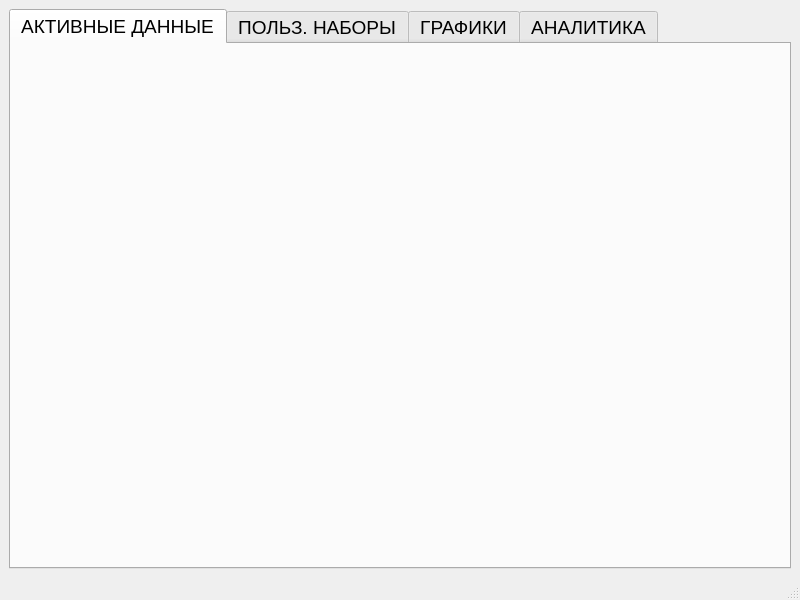
First picture: the form in interface.ui, repository victokryl2/ARCHIVES_VIEWER, before the edit.
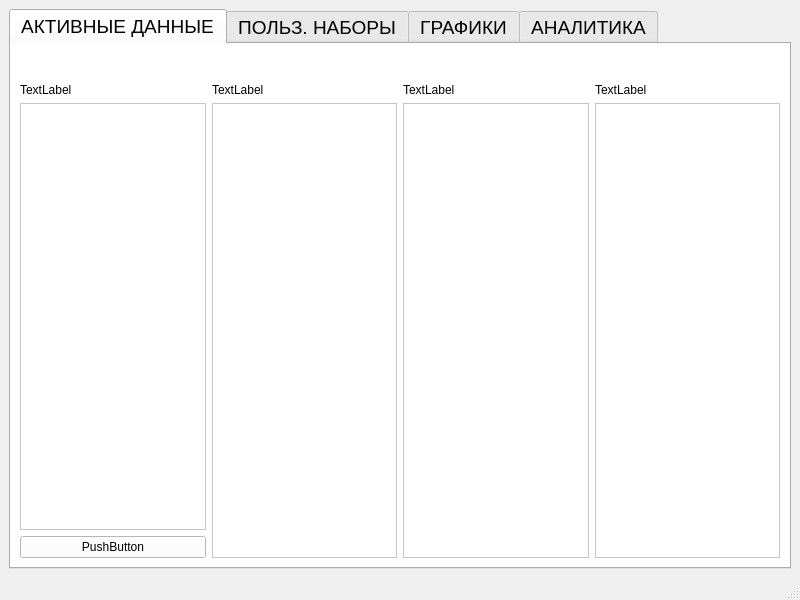
Second picture: the form after the edit.

Commit message: 4 виджета на вкладке Активные данные

Diff of the .ui file:
```diff
--- a/interface.ui
+++ b/interface.ui
@@ -29,6 +29,176 @@
        <attribute name="title">
         <string>АКТИВНЫЕ ДАННЫЕ</string>
        </attribute>
+       <layout class="QVBoxLayout" name="verticalLayout">
+        <property name="spacing">
+         <number>0</number>
+        </property>
+        <property name="leftMargin">
+         <number>0</number>
+        </property>
+        <property name="topMargin">
+         <number>0</number>
+        </property>
+        <property name="rightMargin">
+         <number>0</number>
+        </property>
+        <property name="bottomMargin">
+         <number>0</number>
+        </property>
+        <item>
+         <widget class="QWidget" name="widget" native="true">
+          <property name="sizePolicy">
+           <sizepolicy hsizetype="Preferred" vsizetype="Minimum">
+            <horstretch>0</horstretch>
+            <verstretch>0</verstretch>
+           </sizepolicy>
+          </property>
+          <property name="minimumSize">
+           <size>
+            <width>0</width>
+            <height>30</height>
+           </size>
+          </property>
+          <property name="styleSheet">
+           <string notr="true">background-color: rgb(255, 255, 255);</string>
+          </property>
+         </widget>
+        </item>
+        <item>
+         <widget class="QWidget" name="widget_2" native="true">
+          <property name="sizePolicy">
+           <sizepolicy hsizetype="Preferred" vsizetype="Expanding">
+            <horstretch>0</horstretch>
+            <verstretch>0</verstretch>
+           </sizepolicy>
+          </property>
+          <property name="styleSheet">
+           <string notr="true">background-color: rgb(255, 255, 255);</string>
+          </property>
+          <layout class="QHBoxLayout" name="horizontalLayout_2">
+           <item>
+            <layout class="QVBoxLayout" name="verticalLayout_2">
+             <item>
+              <widget class="QLabel" name="label">
+               <property name="text">
+                <string>TextLabel</string>
+               </property>
+              </widget>
+             </item>
+             <item>
+              <widget class="QScrollArea" name="scrollArea">
+               <property name="widgetResizable">
+                <bool>true</bool>
+               </property>
+               <widget class="QWidget" name="scrollAreaWidgetContents">
+                <property name="geometry">
+                 <rect>
+                  <x>0</x>
+                  <y>0</y>
+                  <width>181</width>
+                  <height>405</height>
+                 </rect>
+                </property>
+               </widget>
+              </widget>
+             </item>
+             <item>
+              <widget class="QPushButton" name="pushButton">
+               <property name="text">
+                <string>PushButton</string>
+               </property>
+              </widget>
+             </item>
+            </layout>
+           </item>
+           <item>
+            <layout class="QVBoxLayout" name="verticalLayout_3">
+             <item>
+              <widget class="QLabel" name="label_2">
+               <property name="text">
+                <string>TextLabel</string>
+               </property>
+              </widget>
+             </item>
+             <item>
+              <widget class="QScrollArea" name="scrollArea_2">
+               <property name="widgetResizable">
+                <bool>true</bool>
+               </property>
+               <widget class="QWidget" name="scrollAreaWidgetContents_2">
+                <property name="geometry">
+                 <rect>
+                  <x>0</x>
+                  <y>0</y>
+                  <width>181</width>
+                  <height>434</height>
+                 </rect>
+                </property>
+               </widget>
+              </widget>
+             </item>
+            </layout>
+           </item>
+           <item>
+            <layout class="QVBoxLayout" name="verticalLayout_4">
+             <item>
+              <widget class="QLabel" name="label_3">
+               <property name="text">
+                <string>TextLabel</string>
+               </property>
+              </widget>
+             </item>
+             <item>
+              <widget class="QScrollArea" name="scrollArea_3">
+               <property name="widgetResizable">
+                <bool>true</bool>
+               </property>
+               <widget class="QWidget" name="scrollAreaWidgetContents_4">
+                <property name="geometry">
+                 <rect>
+                  <x>0</x>
+                  <y>0</y>
+                  <width>181</width>
+                  <height>434</height>
+                 </rect>
+                </property>
+               </widget>
+              </widget>
+             </item>
+            </layout>
+           </item>
+           <item>
+            <layout class="QVBoxLayout" name="verticalLayout_5">
+             <item>
+              <widget class="QLabel" name="label_4">
+               <property name="text">
+                <string>TextLabel</string>
+               </property>
+              </widget>
+             </item>
+             <item>
+              <widget class="QScrollArea" name="scrollArea_4">
+               <property name="widgetResizable">
+                <bool>true</bool>
+               </property>
+               <widget class="QWidget" name="scrollAreaWidgetContents_5">
+                <property name="geometry">
+                 <rect>
+                  <x>0</x>
+                  <y>0</y>
+                  <width>181</width>
+                  <height>434</height>
+                 </rect>
+                </property>
+               </widget>
+              </widget>
+             </item>
+            </layout>
+           </item>
+          </layout>
+         </widget>
+        </item>
+       </layout>
       </widget>
       <widget class="QWidget" name="tab_2">
        <attribute name="title">
```
The commit also changes 2 other files.
